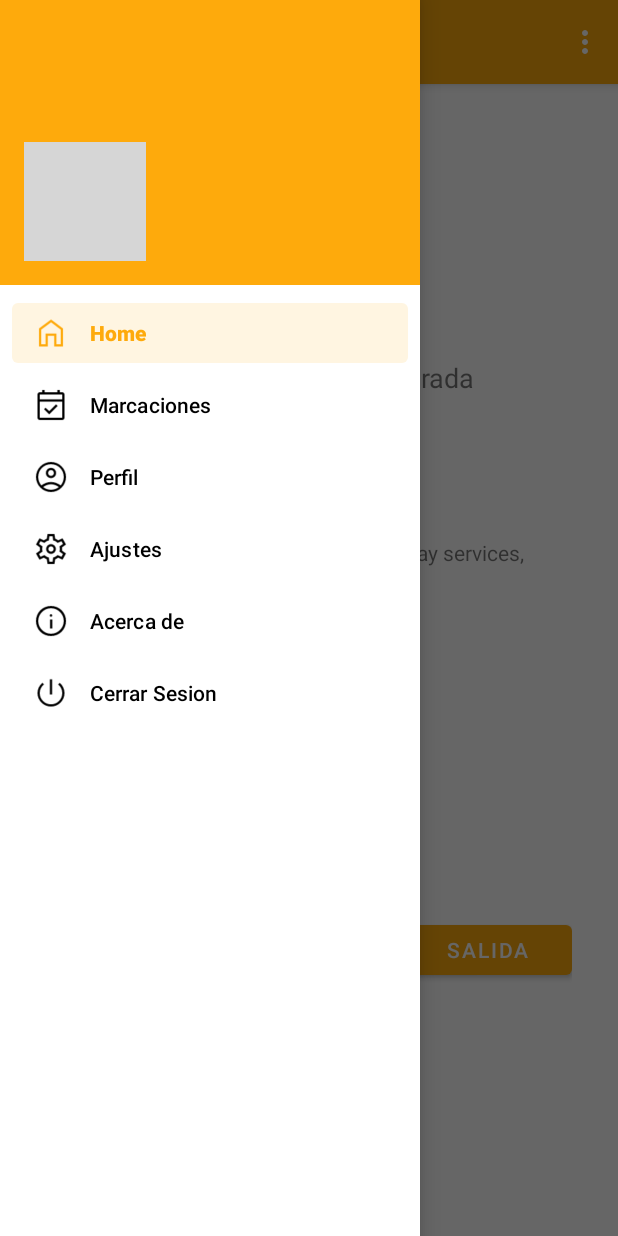
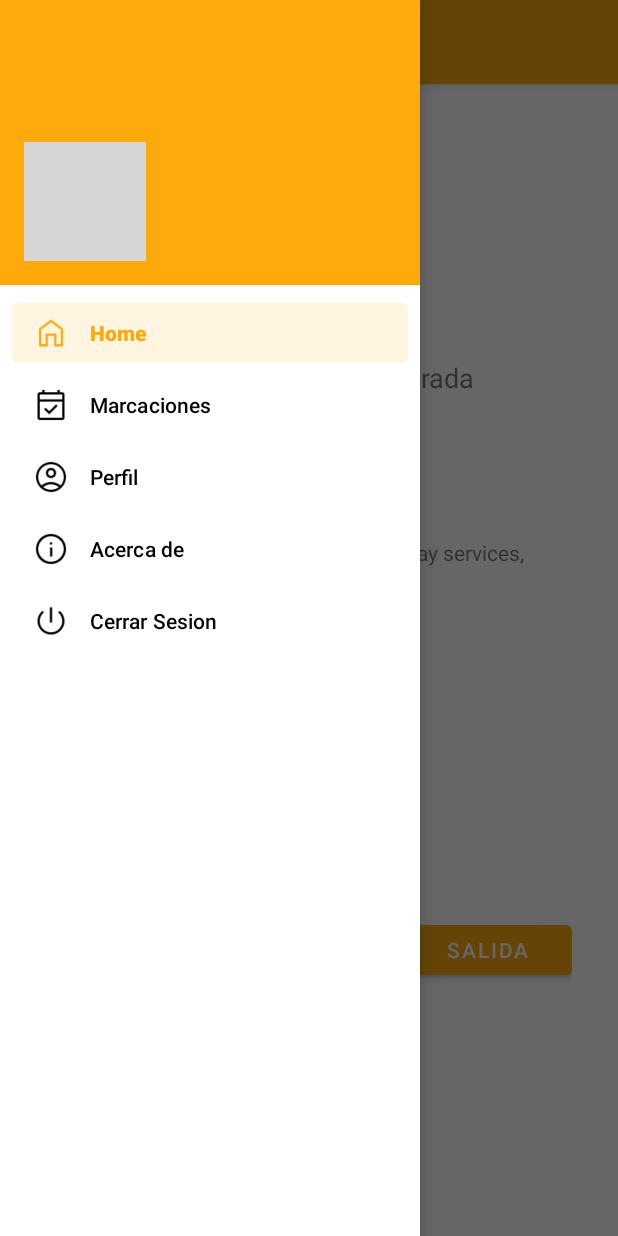
Before and after one commit to IsmaelAsimbaya/FingerAssist, an Android app: the MainActivity screen opened directly, with no data from a screen before it, with the side drawer open, on a phone screen of 412 x 824 dp. Run offline under Robolectric (Android 15) with nearby library versions, the phone set to English and light mode, and no system bars; our stand-ins replace Firebase (no records; nobody signed in at launch, a user with empty details on screens opened directly), Picasso, navigation-ui; libraries missing offline, so code that uses them is left out: com.google.maps.android; 13 statements that could not run were skipped; grey boxes are pictures that could not be loaded.

Commit message:
se acabo esta webada

```diff
--- a/app/src/main/res/menu/activity_main_drawer.xml
+++ b/app/src/main/res/menu/activity_main_drawer.xml
@@ -19,10 +19,11 @@
     </group>
 
     <group android:checkableBehavior="single">
-        <item
+        <!--<item
             android:id="@+id/nav_ajustes"
             android:icon="@drawable/settings"
-            android:title="@string/menu_ajustes" />
+            android:title="@string/menu_ajustes" />-->
+
         <item
             android:id="@+id/nav_credits"
             android:icon="@drawable/info"
--- a/app/src/main/res/menu/main.xml
+++ b/app/src/main/res/menu/main.xml
@@ -1,9 +1,10 @@
 <?xml version="1.0" encoding="utf-8"?>
 <menu xmlns:android="http://schemas.android.com/apk/res/android"
     xmlns:app="http://schemas.android.com/apk/res-auto">
-    <item
+    <!--<item
         android:id="@+id/action_settings"
         android:orderInCategory="100"
         android:title="@string/action_settings"
-        app:showAsAction="never" />
+        app:showAsAction="never" />-->
+
 </menu>
```
